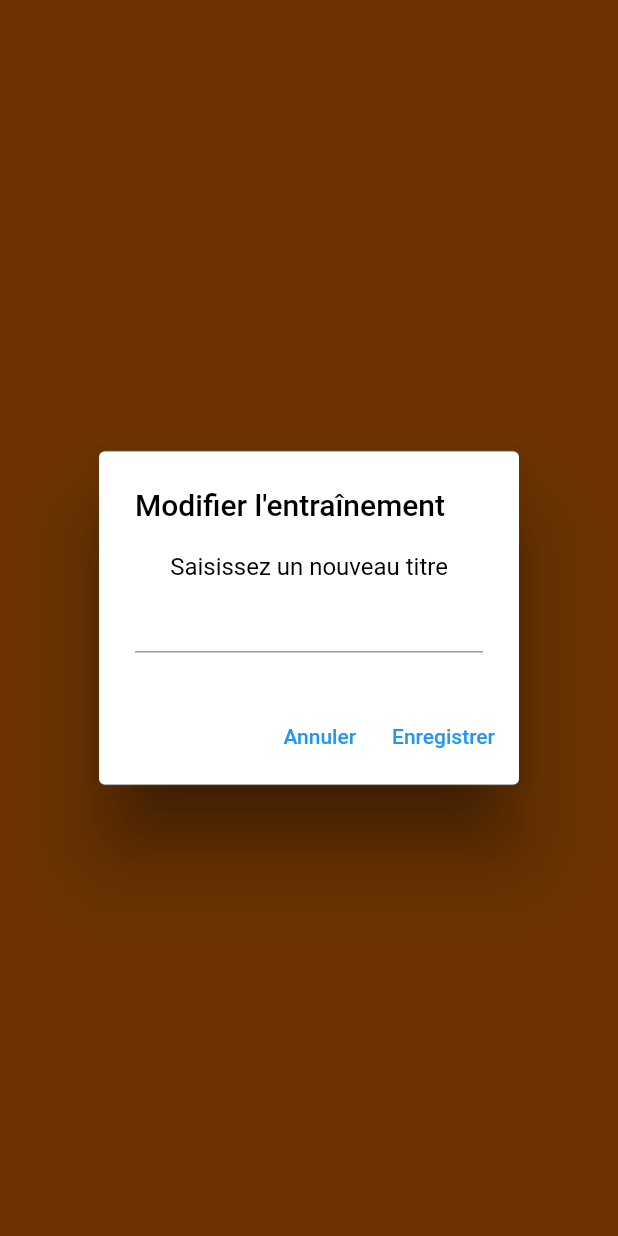
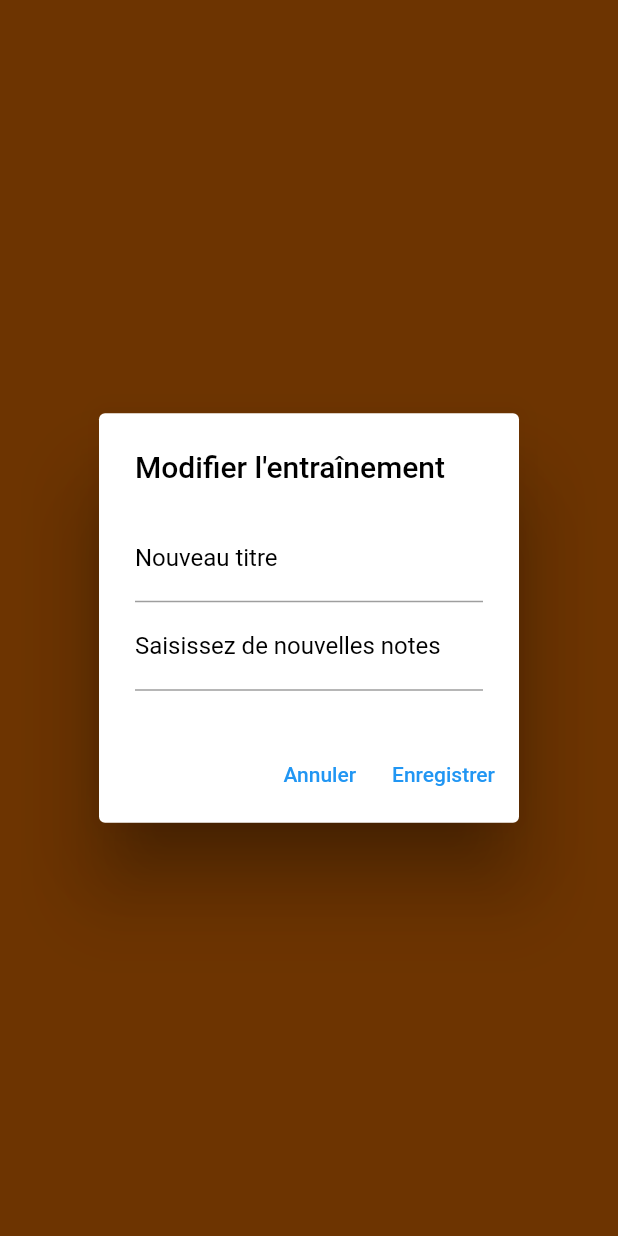
Before and after one commit to florianpoteau/App-reseau-musculation-mobile, a Flutter app: the CardDetailsModale widget shown alone on an empty page, opened directly with empty values, after a tap on "Modifier", on a phone screen of 412 x 824 dp. Run offline on Flutter 3.47's test engine with Material 2 defaults, Android fonts, the phone set to English and light mode, and no system bars; our stand-ins replace cloud_firestore, dio, firebase_auth, firebase_core, flutter_secure_storage, font_awesome_flutter; missing offline and left inert: test; accounts and stored records are empty; network calls fail.

Commit message:
feat(delete entrainement)

```diff
--- a/lib/screen/Homepage/homepage.dart
+++ b/lib/screen/Homepage/homepage.dart
@@ -135,6 +135,7 @@ class _HomepageState extends State<Homepage> {
                         final tokenData = tokenSnapshot.data;
                         if (tokenData != null) {
                           return ListView.builder(
+                            reverse: true,
                             itemCount: entrainements.length,
                             itemBuilder: (context, index) {
                               final entrainement = entrainements[index];
--- a/lib/screen/widget/Modale/modalEntrainement.dart
+++ b/lib/screen/widget/Modale/modalEntrainement.dart
@@ -1,29 +1,80 @@
 import 'package:flutter/material.dart';
+import 'package:renconsport/services/Entrainements/fetchEntrainement.dart';
+import 'package:renconsport/services/Router/CustomRouter.dart';
 
 class ModalEntrainement extends StatelessWidget {
   final int? idEntrainement;
-  const ModalEntrainement({super.key, this.idEntrainement});
+  final int? serie;
+  final int? repetition;
+  final int? poids;
+  const ModalEntrainement(
+      {super.key,
+      this.idEntrainement,
+      this.serie,
+      this.repetition,
+      this.poids});
 
   @override
   Widget build(BuildContext context) {
     TextEditingController nouveauNom = TextEditingController();
-    print(idEntrainement);
+    TextEditingController nouvelleNote = TextEditingController();
+    TextEditingController nouvelleSerie = TextEditingController();
+    TextEditingController nouvelleRepetition = TextEditingController();
+    TextEditingController nouveauPoids = TextEditingController();
     return AlertDialog(
       title: Text(
         "Modifier l'entraînement",
         style: TextStyle(color: Colors.black),
       ),
-      content: Column(
+      content: SingleChildScrollView(
+        child: Column(
           mainAxisSize: MainAxisSize.min,
           children: <Widget>[
-          Text(
-            "Saisissez un nouveau titre",
+            TextFormField(
+              controller: nouveauNom,
+              decoration: InputDecoration(
+                labelText: 'Nouveau titre',
+                labelStyle: TextStyle(color: Colors.black),
+              ),
               style: TextStyle(color: Colors.black),
             ),
-          TextField(
-            controller: nouveauNom,
+            if (serie != 0)
+              TextFormField(
+                controller: nouvelleSerie,
+                decoration: InputDecoration(
+                  labelText: 'Saisissez de nouvelles serie',
+                  labelStyle: TextStyle(color: Colors.black),
                 ),
+                style: TextStyle(color: Colors.black),
+              ),
+            if (repetition != 0)
+              TextFormField(
+                controller: nouvelleRepetition,
+                decoration: InputDecoration(
+                  labelText: 'Saisissez de nouvelles répétitions',
+                  labelStyle: TextStyle(color: Colors.black),
+                ),
+                style: TextStyle(color: Colors.black),
+              ),
+            if (poids != 0)
+              TextFormField(
+                controller: nouveauPoids,
+                decoration: InputDecoration(
+                  labelText: 'Saisissez de nouveaux poids',
+                  labelStyle: TextStyle(color: Colors.black),
+                ),
+                style: TextStyle(color: Colors.black),
+              ),
+            TextFormField(
+              controller: nouvelleNote,
+              decoration: InputDecoration(
+                labelText: 'Saisissez de nouvelles notes',
+                labelStyle: TextStyle(color: Colors.black),
+              ),
+              style: TextStyle(color: Colors.black),
+            )
           ],
+        ),
       ),
       actions: <Widget>[
         TextButton(
@@ -35,12 +86,23 @@ class ModalEntrainement extends StatelessWidget {
         TextButton(
           child: Text("Enregistrer"),
           onPressed: () {
-            // Utilisez "nouveauNom" ici pour effectuer la mise à jour
-            Navigator.of(context).pop(); // Fermez la boîte de dialogue
+            FetchEntrainement.putEntrainement(
+                nouveauNom.text,
+                nouvelleNote.text,
+                nouvelleSerie.text.isNotEmpty
+                    ? int.tryParse(nouvelleSerie.text)
+                    : null,
+                nouvelleRepetition.text.isNotEmpty
+                    ? int.tryParse(nouvelleRepetition.text)
+                    : null,
+                nouveauPoids.text.isNotEmpty
+                    ? int.tryParse(nouveauPoids.text)
+                    : null,
+                idEntrainement!);
+            Navigator.pushNamed(context, CustomRouter.homepage);
           },
         ),
       ],
     );
-    ;
   }
 }
--- a/lib/screen/widget/Modale/modaleDetailCard.dart
+++ b/lib/screen/widget/Modale/modaleDetailCard.dart
@@ -1,5 +1,7 @@
 import 'package:flutter/material.dart';
 import 'package:renconsport/screen/widget/Modale/modalEntrainement.dart';
+import 'package:renconsport/services/Entrainements/fetchEntrainement.dart';
+import 'package:renconsport/services/Router/CustomRouter.dart';
 
 class CardDetailsModale extends StatelessWidget {
   final String cardTitle;
@@ -12,8 +14,8 @@ class CardDetailsModale extends StatelessWidget {
   final bool? ispublic;
   final int? idEntrainement;
 
-  CardDetailsModale(
-      {required this.cardTitle,
+  CardDetailsModale({
+    required this.cardTitle,
     required this.cardDetails,
     this.serie,
     this.repetition,
@@ -21,7 +23,8 @@ class CardDetailsModale extends StatelessWidget {
     this.poids,
     this.exerciceGenre,
     this.ispublic,
-      this.idEntrainement});
+    this.idEntrainement,
+  });
 
   @override
   Widget build(BuildContext context) {
@@ -113,15 +116,30 @@ class CardDetailsModale extends StatelessWidget {
                 showDialog(
                   context: context,
                   builder: (BuildContext context) {
-                    String nouveauNom = "";
-
-                    return ModalEntrainement(idEntrainement: idEntrainement);
+                    return ModalEntrainement(
+                        idEntrainement: idEntrainement,
+                        serie: serie,
+                        poids: poids,
+                        repetition: repetition);
                   },
                 );
               },
               child: Text('Modifier'),
             ),
-            TextButton(onPressed: () {}, child: Text('Supprimer')),
+            TextButton(
+              onPressed: () async {
+                // Appelez la fonction pour supprimer l'entraînement
+                try {
+                  FetchEntrainement.deleteEntrainement(idEntrainement);
+                  Navigator.pushNamed(context, CustomRouter.homepage);
+                } catch (e) {
+                  print(
+                      "Erreur lors de la suppression de l'entraînement : $e $idEntrainement");
+                }
+              },
+              child: Text('Supprimer'),
+            ),
+
             TextButton(
               child: Text('Fermer'),
               onPressed: () {
```
Also changed, not shown: lib/screen/widget/Container/containerCardSport.dart (+5 -4 lines), lib/services/Entrainements/fetchEntrainement.dart (+37 -20 lines). Lines whose indentation alone changed are shown as unchanged.
